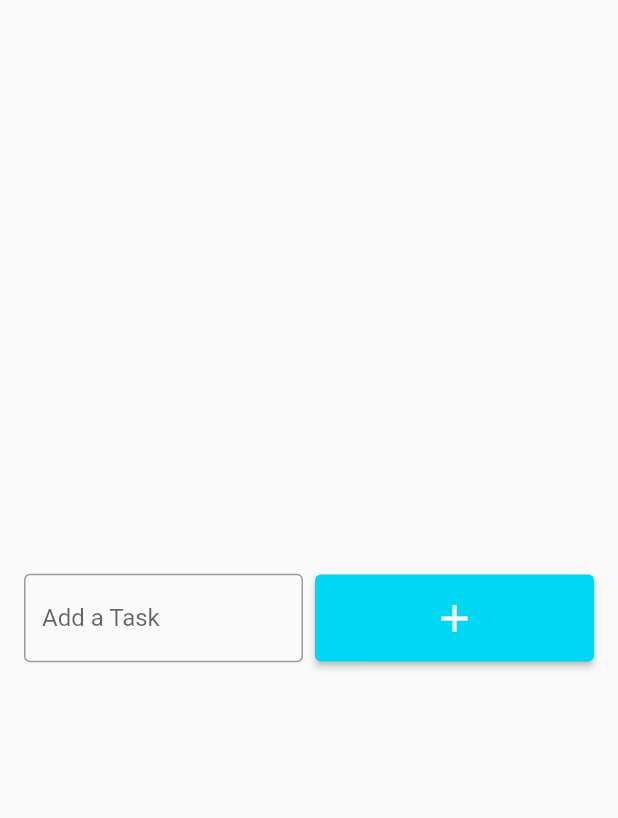
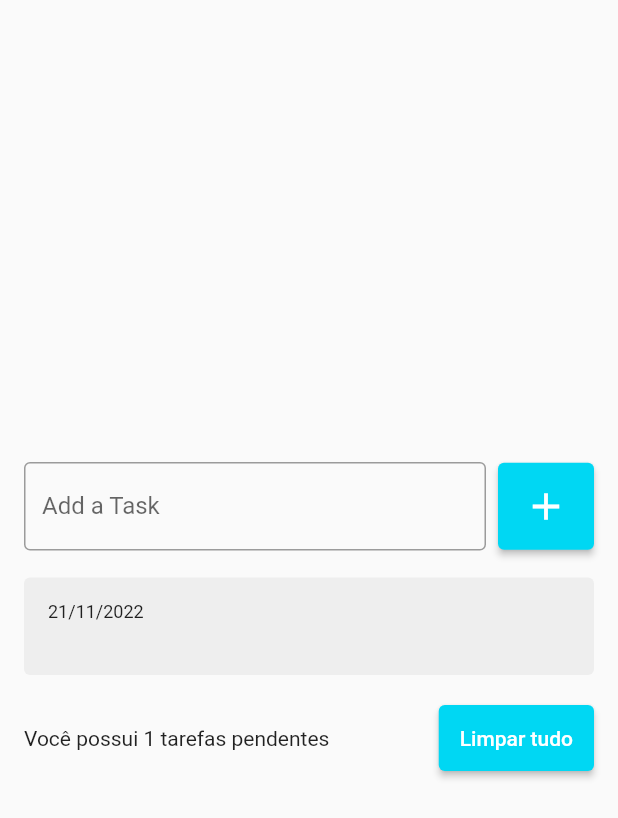
Before and after one commit to Vini-Coding/toDoList, a Flutter app: the screen it shows after launch, after a tap on the "add" icon, on a phone screen of 412 x 824 dp. Shown: the top 818 px of the screen. Run offline on Flutter 3.47's test engine with Material 2 defaults, Android fonts, the phone set to English and light mode, and no system bars.

Commit message:
Homepage UI and configurations
- Homepage UI is finished.
- Widget of TaskItem was created.
- Task's adding logic was defined.
- Some style configurations were setted.

```diff
--- a/to_do_list/lib/main.dart
+++ b/to_do_list/lib/main.dart
@@ -11,6 +11,7 @@ class ToDoList extends StatelessWidget {
   @override
   Widget build(BuildContext context) {
     return const MaterialApp(
+      debugShowCheckedModeBanner: false,
       home: HomePage(),
     );
   }
--- a/to_do_list/lib/pages/homepage.dart
+++ b/to_do_list/lib/pages/homepage.dart
@@ -1,19 +1,33 @@
 import 'package:flutter/material.dart';
+import 'package:to_do_list/widgets/task_item.dart';
 
-class HomePage extends StatelessWidget {
+class HomePage extends StatefulWidget {
   const HomePage({Key? key}) : super(key: key);
 
   @override
+  State<HomePage> createState() => _HomePageState();
+}
+
+class _HomePageState extends State<HomePage> {
+  final TextEditingController taskController = TextEditingController();
+  List<String> tasks = [];
+
+  @override
   Widget build(BuildContext context) {
-    return Scaffold(
+    return SafeArea(
+      child: Scaffold(
         body: Center(
           child: Padding(
-          padding: const EdgeInsets.symmetric(horizontal: 16),
-          child: Row(
+            padding: const EdgeInsets.all(16),
+            child: Column(
+              mainAxisSize: MainAxisSize.min,
               children: [
-              const Expanded(
+                Row(
+                  children: [
+                    Expanded(
                       child: TextField(
-                  decoration: InputDecoration(
+                        controller: taskController,
+                        decoration: const InputDecoration(
                           border: OutlineInputBorder(),
                           labelText: "Add a Task",
                           hintText: "Ex. Study Flutter",
@@ -23,17 +37,61 @@ class HomePage extends StatelessWidget {
                     const SizedBox(
                       width: 8,
                     ),
-              Expanded(
-                child: ElevatedButton(
-                  onPressed: () {},
-                  child: const Icon(Icons.add, size: 30,),
+                    ElevatedButton(
+                      onPressed: () {
+                        setState(() {
+                          String text = taskController.text;
+                          tasks.add(text);
+                        });
+                        taskController.clear();
+                      },
+                      child: const Icon(
+                        Icons.add,
+                        size: 30,
+                      ),
                       style: ElevatedButton.styleFrom(
                         primary: const Color(0xff00d7f3),
                         padding: const EdgeInsets.all(14),
                       ),
                     ),
+                  ],
+                ),
+                const SizedBox(
+                  height: 16,
+                ),
+                Flexible(
+                  child: ListView(
+                    shrinkWrap: true,
+                    children: [
+                      for (String task in tasks)
+                        TaskItem(
+                          title: task,
+                        )
+                      //ADD PARAMETER
+                    ],
+                  ),
+                ),
+                const SizedBox(
+                  height: 16,
+                ),
+                Row(
+                  children: [
+                    Expanded(
+                      child: Text('Você possui ${tasks.length} tarefas pendentes'),
+                    ),
+                    const SizedBox(width: 8),
+                    ElevatedButton(
+                      onPressed: () {},
+                      child: const Text('Limpar tudo'),
+                      style: ElevatedButton.styleFrom(
+                        primary: const Color(0xff00d7f3),
+                        padding: const EdgeInsets.all(14),
+                      ),
                     ),
                   ],
+                ),
+              ],
+            ),
           ),
         ),
       ),
--- /dev/null
+++ b/to_do_list/lib/widgets/task_item.dart
@@ -0,0 +1,31 @@
+import 'package:flutter/material.dart';
+
+class TaskItem extends StatelessWidget {
+  const TaskItem({Key? key, required this.title}) : super(key: key);
+  final String title;
+
+  @override
+  Widget build(BuildContext context) {
+    return Container(
+      decoration: BoxDecoration(
+        color: Colors.grey[200],
+        borderRadius: BorderRadius.circular(4),
+      ),
+      margin: const EdgeInsets.symmetric(vertical: 2),
+      padding: const EdgeInsets.all(16),
+      child: Column(
+        crossAxisAlignment: CrossAxisAlignment.start,
+        children: [
+          const Text(
+            '21/11/2022',
+            style: TextStyle(fontSize: 12),
+          ),
+          Text(
+            title,
+            style: const TextStyle(fontWeight: FontWeight.w600, fontSize: 16),
+          ),
+        ],
+      ),
+    );
+  }
+}
```
Lines whose indentation alone changed are shown as unchanged.
